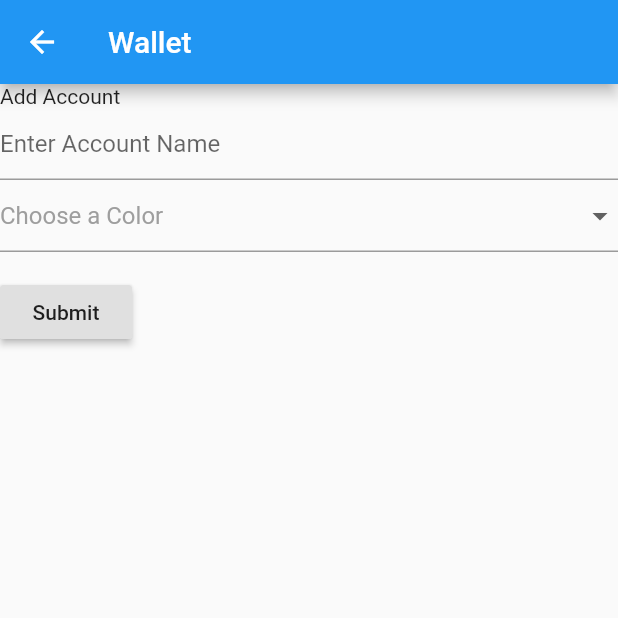
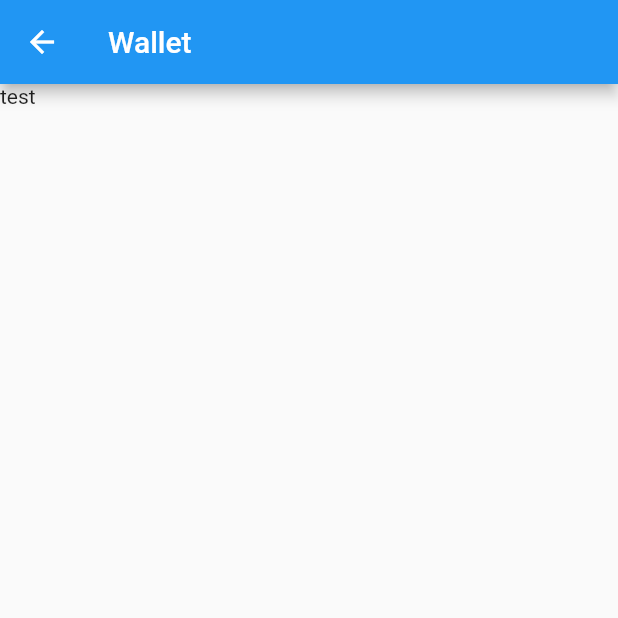
Before and after one commit to moseslee90/wallet, a Flutter app: the screen it shows after launch, after a tap on the "settings" icon, on a phone screen of 412 x 824 dp, the top half of it. Run offline on Flutter 3.47's test engine with Material 2 defaults, Android fonts, the phone set to English and light mode, and no system bars; our stand-ins replace google_fonts, sqflite; accounts and stored records are empty.

Commit message:
fixed database query bug and created MyScaffold

```diff
--- /dev/null
+++ b/lib/common/scaffold.dart
@@ -0,0 +1,17 @@
+import 'package:flutter/material.dart';
+import 'package:wallet/common/appbar.dart';
+
+class MyScaffold extends StatelessWidget {
+  final Widget child;
+
+  MyScaffold(this.child);
+
+  @override
+  Widget build(BuildContext context) {
+    // TODO: implement build
+    return Scaffold(
+      appBar: MyAppBar(),
+      body: child,
+    );
+  }
+}
--- a/lib/database_helpers.dart
+++ b/lib/database_helpers.dart
@@ -78,7 +78,7 @@ class DatabaseHelper {
   Future<AccountModel> queryAccount(int id) async {
     Database db = await database;
     List<Map> accountMaps = await db.query(constants.TABLE_ACCOUNTS,
-        columns: [constants.COLUMN_ID, constants.COLUMN_COLOR],
+        columns: [constants.COLUMN_ID, constants.COLUMN_NAME, constants.COLUMN_COLOR],
         where: '${constants.COLUMN_ID} = ?',
         whereArgs: [id]);
     if (accountMaps.length > 0) {
@@ -91,7 +91,7 @@ class DatabaseHelper {
     Database db = await database;
     Map<int, AccountModel> accountModelMap = {};
     List<Map> maps = await db.query(constants.TABLE_ACCOUNTS,
-        columns: [constants.COLUMN_ID, constants.COLUMN_COLOR]);
+        columns: [constants.COLUMN_ID, constants.COLUMN_NAME, constants.COLUMN_COLOR]);
     maps.forEach((map) {
       AccountModel account = AccountModel.fromMap(map);
       accountModelMap[account.id] = account;
--- a/lib/main.dart
+++ b/lib/main.dart
@@ -7,6 +7,7 @@ import 'package:provider/provider.dart';
 import 'package:wallet/common/constants.dart';
 import 'package:wallet/screens/home.dart';
 import 'package:wallet/screens/account_add.dart';
+import 'package:wallet/screens/account_settings.dart';
 import 'package:wallet/models/store.dart';
 import 'package:google_fonts/google_fonts.dart';
 
@@ -32,6 +33,7 @@ class MyApp extends StatelessWidget {
         routes: {
           PATH_HOME: (context) => HomePage(),
           PATH_ACCOUNT_ADD: (context) => AddAccountPage(),
+          PATH_ACCOUNT_SETTINGS: (context) => AccountSettingsPage(),
         },
       ),
     );
--- /dev/null
+++ b/lib/screens/account_settings.dart
@@ -0,0 +1,17 @@
+import 'package:flutter/material.dart';
+import 'package:provider/provider.dart';
+import 'package:wallet/common/constants.dart';
+import 'package:wallet/common/scaffold.dart';
+import 'package:wallet/models/account.dart';
+import 'package:wallet/models/accounts.dart';
+import 'package:wallet/models/store.dart';
+
+class AccountSettingsPage extends StatelessWidget {
+  @override
+  Widget build(BuildContext context) {
+    // TODO: implement build
+    return MyScaffold(
+      Text('test'),
+    );
+  }
+}
--- a/lib/screens/home/accounts_card.dart
+++ b/lib/screens/home/accounts_card.dart
@@ -47,7 +47,7 @@ class _SettingsIcon extends StatelessWidget {
     // TODO: implement build
     return GestureDetector(
       onTap: () {
-        Navigator.pushNamed(context, PATH_ACCOUNT_ADD);
+        Navigator.pushNamed(context, PATH_ACCOUNT_SETTINGS);
         //do something with store when this is clicked
       },
       child: Card(
@@ -112,14 +112,14 @@ class AccountIcon extends StatelessWidget {
                 mainAxisAlignment: MainAxisAlignment.spaceAround,
                 children: <Widget>[
                   Text(
-                    account.name,
+                    account.name != null ? account.name : '',
                     style: TextStyle(
                       color: Colors.grey.shade300,
                       fontWeight: FontWeight.w600,
                       fontSize: 12.0,
                     ),
                   ),
-                  Text(account.totalToString(),
+                  Text(account.totalToString() != null ? account.totalToString() : '',
                       style: TextStyle(
                         color: Colors.white,
                         fontWeight: FontWeight.bold,
```
